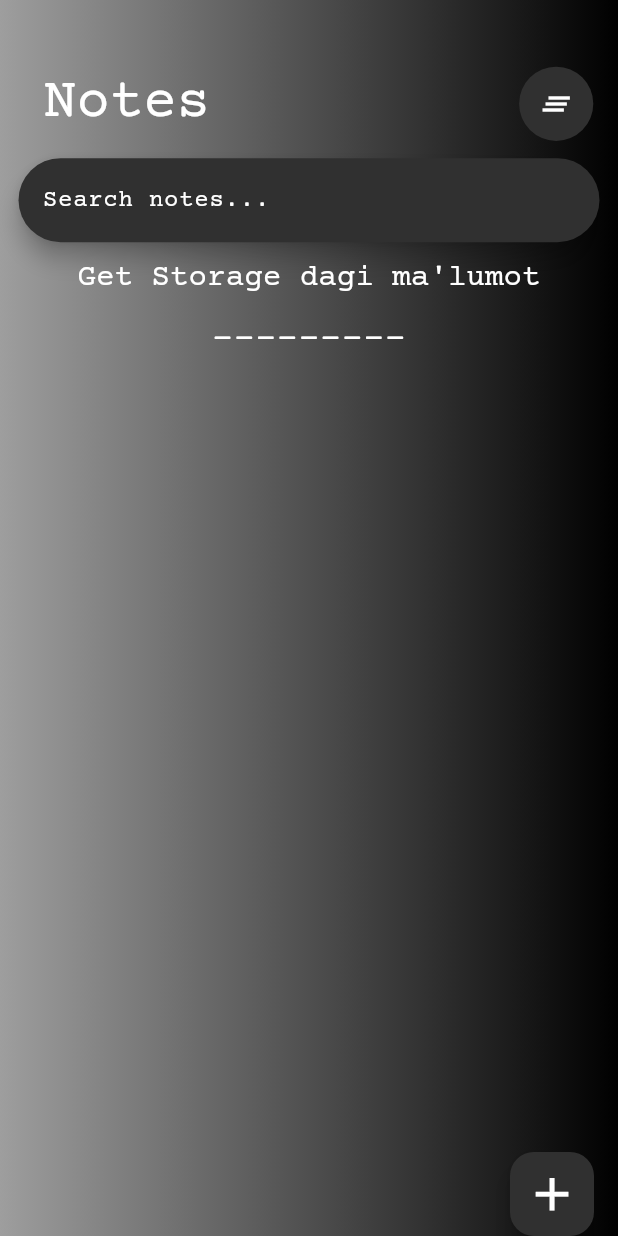
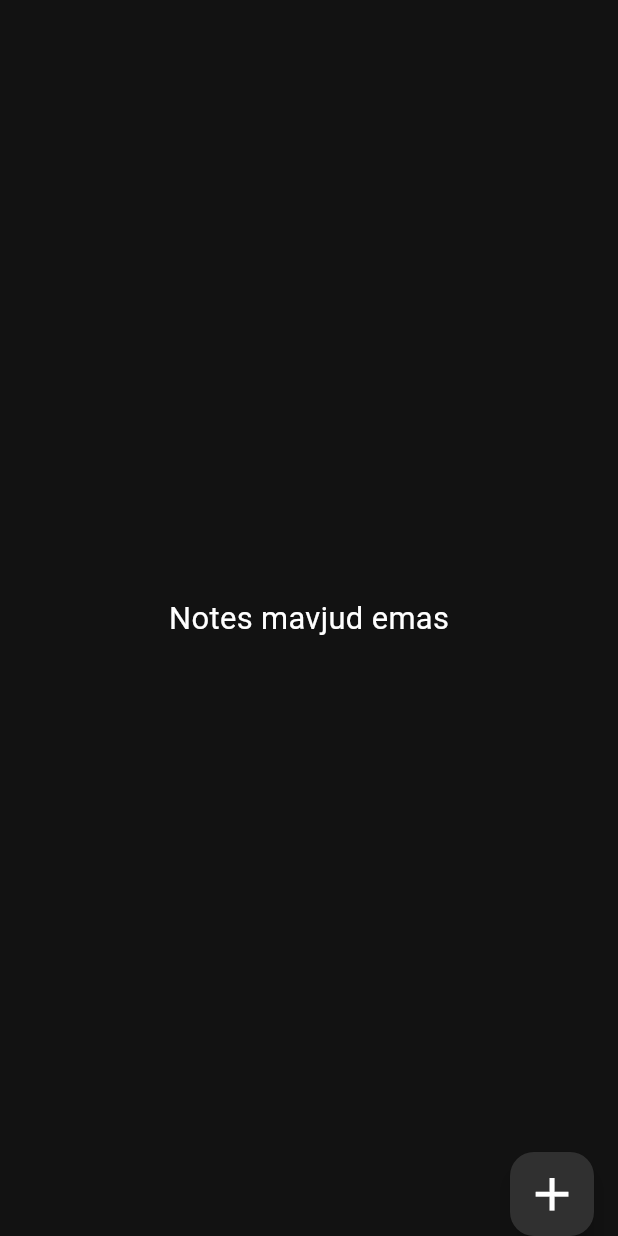
Before and after one commit to alisheraxmedov/Notes, a Flutter app: the screen it shows after launch, on a phone screen of 412 x 824 dp. Run offline on Flutter 3.47's test engine with Material 3 defaults, Android fonts, the phone set to English and light mode, and no system bars; our stand-ins replace flutter_local_notifications, get, get_storage, timezone.

Commit message:
Changed UI and add splash screen Part-4

```diff
--- a/lib/getx/get.dart
+++ b/lib/getx/get.dart
@@ -188,8 +188,13 @@ class GetXController extends GetxController {
   }
 
   void readNotes() {
+    // print("=====================================");
+    // print("==============Ishlayabdi=============");
+    // print("=====================================");
     List<dynamic> notesList = box.read("notes") ?? [];
     allNotesList.assignAll(List<Map<String, dynamic>>.from(notesList));
+    print(notesList);
+    print(allNotesList);
   }
 
   void deleteSelectedNotes({required String title}) {
--- a/lib/main.dart
+++ b/lib/main.dart
@@ -1,7 +1,7 @@
 import 'package:flutter/material.dart';
 import 'package:get/get.dart';
 import 'package:notes/getx/get.dart';
-import 'package:notes/screens/home.dart';
+import 'package:notes/screens/splash.dart';
 import 'package:notes/theme/theme.dart';
 
 void main() {
@@ -25,7 +25,7 @@ class MyApp extends StatelessWidget {
           theme: themeController.isLight.value
               ? MyAppTheme.lightTheme
               : MyAppTheme.darkTheme,
-          home: const HomeScreen(),
+          home: const SplashScreen(),
           // home: const GetStorageScreen(),
         );
       },
--- a/lib/screens/home.dart
+++ b/lib/screens/home.dart
@@ -18,24 +18,24 @@ class _HomeScreenState extends State<HomeScreen> {
   final GetXController themeController = Get.find();
 
   @override
-  void initState() {
-    super.initState();
-    readData();
-  }
-
-  void readData() {
-    themeController.readNotes();
-    setState(() {
-      themeController.readNotes();
-    });
-  }
-
-  @override
   Widget build(BuildContext context) {
     final double width = MediaQuery.sizeOf(context).width;
 
     return Scaffold(
-      body: Container(
+      body: Obx(
+        () {
+          if (themeController.allNotesList.isEmpty) {
+            return Center(
+              child: Text(
+                "Notes mavjud emas",
+                style: TextStyle(
+                  fontSize: width * 0.05,
+                  color: Theme.of(context).colorScheme.secondary,
+                ),
+              ),
+            );
+          }
+          return Container(
             decoration: BoxDecoration(
               gradient: LinearGradient(
                 colors: [
@@ -99,46 +99,29 @@ class _HomeScreenState extends State<HomeScreen> {
                       ),
                     ),
                   ),
-              SizedBox(height: width * 0.02),
-              TextWidget(
-                width: width,
-                text: "Get Storage dagi ma'lumot",
-                fontSize: width * 0.05,
-              ),
-              TextButton(
-                onPressed: () {
-                  themeController.changeTheme();
-                  themeController.readNotes();
-                },
-                child: TextWidget(
-                  width: width,
-                  text: "---------",
-                  fontSize: 24.0,
-                ),
-              ),
-              // Notes List
-              Obx(
-                () {
-                  return Expanded(
+
+                  Expanded(
                     child: ListView.builder(
                       itemCount: themeController.allNotesList.length,
                       itemBuilder: (context, index) {
                         return NoteCard(
                           width: width,
                           title: themeController.allNotesList[index]['title'],
-                          content: themeController.allNotesList[index]['content'],
+                          content: themeController.allNotesList[index]
+                              ['content'],
                           editedDate:
                               "Edited: ${themeController.allNotesList[index]['date']} ${themeController.allNotesList[index]['time']}",
-                          color: ItemsColor.itemsColor[index % ItemsColor.itemsColor.length],
+                          color: ItemsColor
+                              .itemsColor[index % ItemsColor.itemsColor.length],
                         );
                       },
                     ),
-                  );
-                },
                   ),
                 ],
               ),
             ),
+          );
+        },
       ),
       floatingActionButton: FloatingActionButton(
         backgroundColor: Theme.of(context).colorScheme.primary,
@@ -147,7 +130,10 @@ class _HomeScreenState extends State<HomeScreen> {
             const AddNoteScreen(),
             transition: Transition.circularReveal,
             duration: const Duration(milliseconds: 1000),
-
+          )?.then(
+            (value) {
+              themeController.readNotes();
+            },
           );
           themeController.initialDateTime();
         },
```
Also changed, not shown: lib/screens/splash.dart (added, +71 -0 lines). Lines whose indentation alone changed are shown as unchanged.
